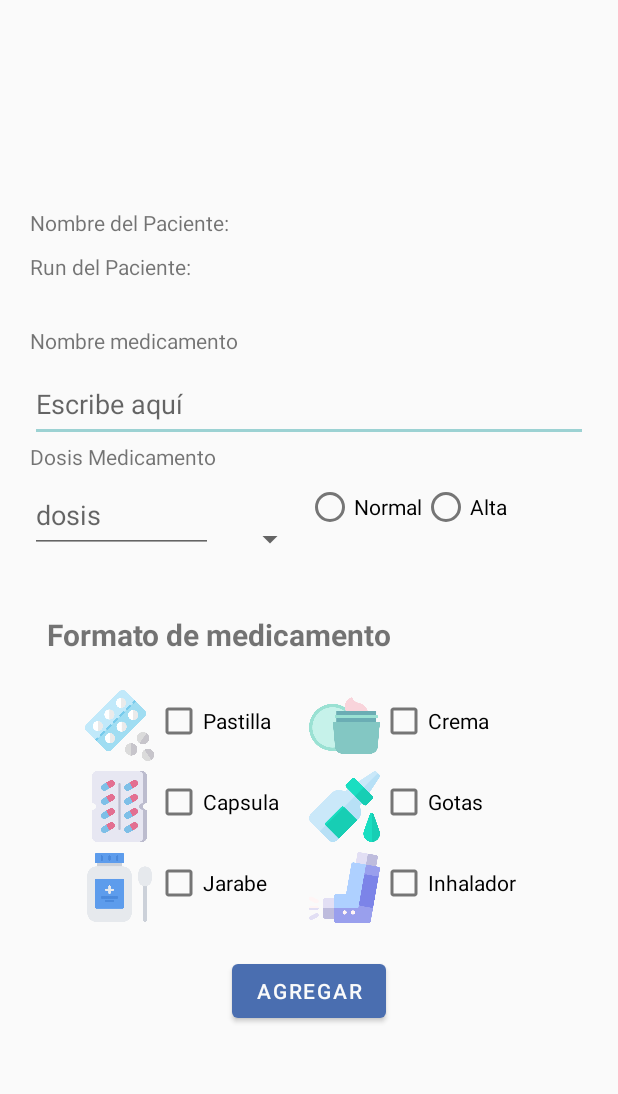
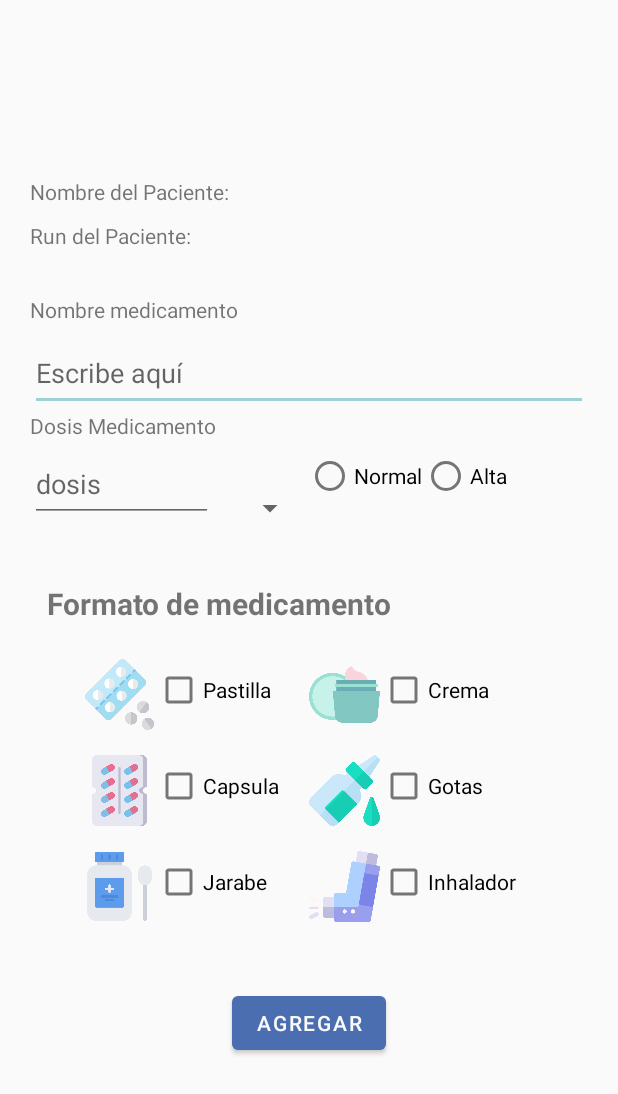
Before and after one commit to MrCr1ss/goldenAge, an Android app: the layout activity_agregar_medicamento.xml on its own in the app's theme, with its tools: preview values and no code run, on a phone screen of 412 x 824 dp. Shown: the top 1094 px of the screen. Run offline under Robolectric (Android 15) with nearby library versions, the phone set to English and light mode, and no system bars; Roboto replaces fonts that are not available here.

Commit message:
últimos cambios antes del desastre

```diff
--- a/app/src/main/res/layout/activity_agregar_medicamento.xml
+++ b/app/src/main/res/layout/activity_agregar_medicamento.xml
@@ -116,7 +116,7 @@
 
         <GridLayout
             android:layout_width="300dp"
-            android:layout_height="160dp"
+            android:layout_height="wrap_content"
             android:layout_marginTop="20dp"
             android:columnCount="6"
             android:orientation="horizontal"
@@ -149,6 +149,7 @@
                 android:layout_height="54dp"
                 android:layout_row="1"
                 android:layout_column="0"
+                android:layout_marginTop="10dp"
                 android:adjustViewBounds="true"
                 android:scaleType="fitCenter"
                 android:src="@drawable/capsulas" />
@@ -157,6 +158,7 @@
                 android:id="@+id/checkBoxCap"
                 android:layout_width="wrap_content"
                 android:layout_height="wrap_content"
+                android:layout_marginTop="10dp"
                 android:layout_row="1"
                 android:layout_column="1"
                 android:text="@string/textCap" />
@@ -169,6 +171,7 @@
                 android:layout_height="54dp"
                 android:layout_row="2"
                 android:layout_column="0"
+                android:layout_marginTop="10dp"
                 android:adjustViewBounds="true"
                 android:scaleType="fitCenter"
                 android:src="@drawable/jarabe" />
@@ -188,6 +191,7 @@
                 android:layout_width="wrap_content"
                 android:layout_height="wrap_content"
                 android:layout_row="2"
+                android:layout_marginTop="10dp"
                 android:layout_column="1"
                 android:text="@string/textJara" />
 
@@ -199,6 +203,7 @@
                 android:layout_height="54dp"
                 android:layout_row="1"
                 android:layout_column="3"
+                android:layout_marginTop="10dp"
                 android:layout_marginLeft="20dp"
                 android:adjustViewBounds="true"
                 android:scaleType="fitCenter"
@@ -208,6 +213,7 @@
                 android:id="@+id/checkBoxGot"
                 android:layout_width="wrap_content"
                 android:layout_height="wrap_content"
+                android:layout_marginTop="10dp"
                 android:layout_row="1"
                 android:layout_column="4"
                 android:text="@string/textGota" />
@@ -239,6 +245,7 @@
                 android:layout_width="47dp"
                 android:layout_height="54dp"
                 android:layout_row="2"
+                android:layout_marginTop="10dp"
                 android:layout_column="3"
                 android:layout_marginLeft="20dp"
                 android:adjustViewBounds="true"
@@ -249,16 +256,19 @@
                 android:id="@+id/checkBoxInha"
                 android:layout_width="wrap_content"
                 android:layout_height="wrap_content"
+                android:layout_marginTop="10dp"
                 android:layout_row="2"
                 android:layout_column="4"
                 android:text="@string/textInha" />
+
+
         </GridLayout>
 
         <Button
             android:id="@+id/btnAdd"
             android:layout_width="wrap_content"
             android:layout_height="wrap_content"
-            android:layout_marginTop="20dp"
+            android:layout_marginTop="40dp"
             android:text="@string/agregar" />
 
     </androidx.appcompat.widget.LinearLayoutCompat>
```
Also changed, not shown: app/src/main/res/layout/activity_medicamento.xml (+3 -6 lines).
